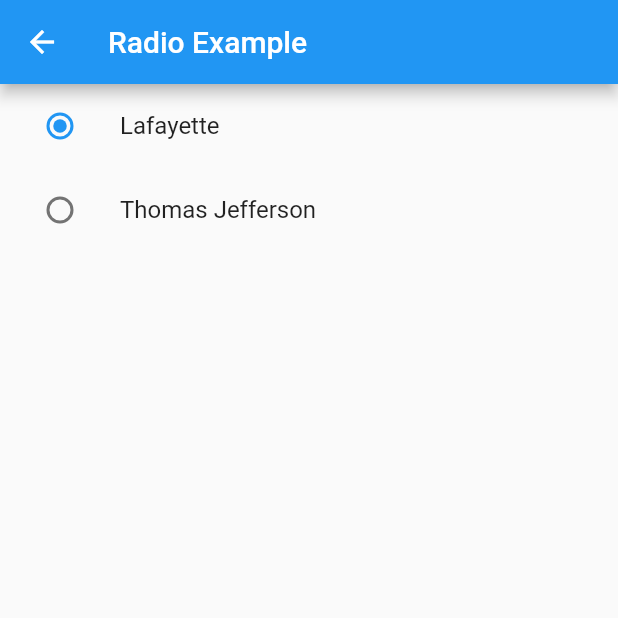
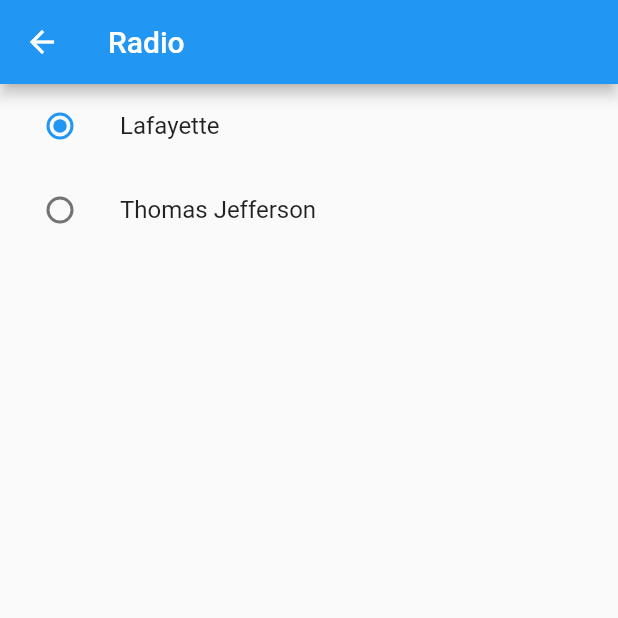
Before and after one commit to Hypatia99/proyecto_flutter, a Flutter app: the RadioExample screen opened directly, on a phone screen of 412 x 824 dp, the top half of it. Run offline on Flutter 3.47's test engine with Material 2 defaults, Android fonts, the phone set to English and light mode, and no system bars.

Commit message:
Error de dedo

```diff
--- a/lib/main.dart
+++ b/lib/main.dart
@@ -343,8 +343,7 @@ class _RadioExampleState extends State<RadioExample> {
   Widget build(BuildContext context) {
     return Scaffold(
       appBar: AppBar(
-        title:
-            const Text('Radio Example'), // Puedes personalizar el título aquí
+        title: const Text('Radio'),
       ),
       body: Column(
         children: <Widget>[
```
